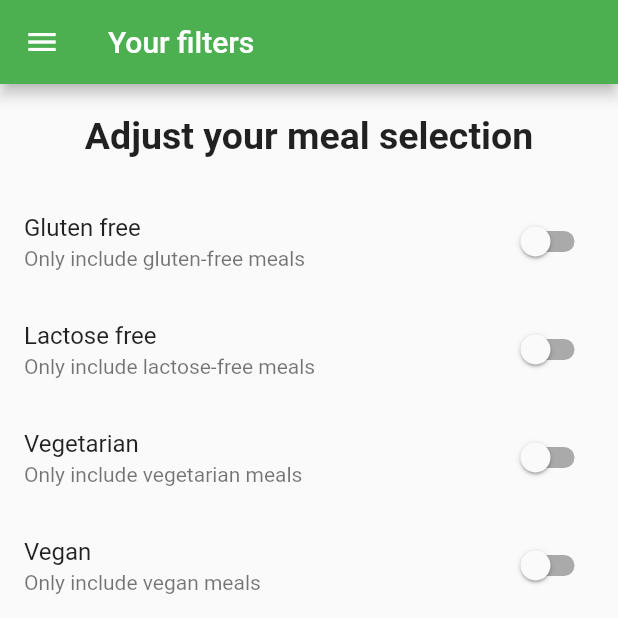
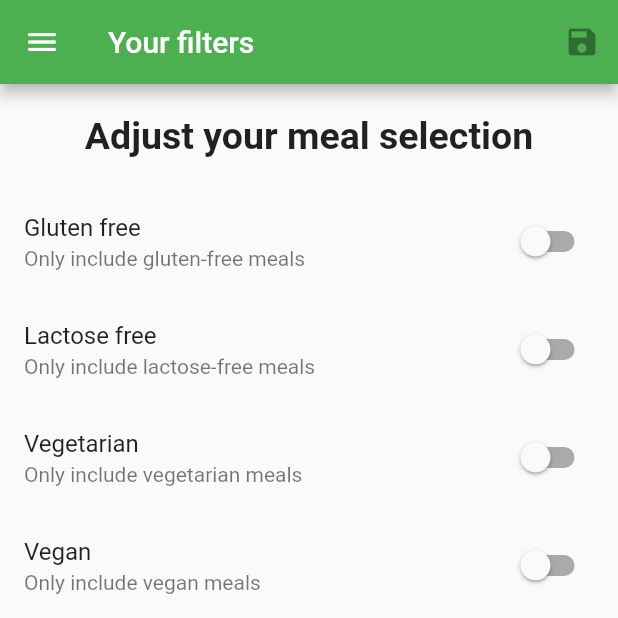
Before and after one commit to muhammedshihabvk/mealsapp, a Flutter app: the FilterScreen screen opened by its route, on a phone screen of 412 x 824 dp, the top half of it. Run offline on Flutter 3.47's test engine with Material 2 defaults, Android fonts, the phone set to English and light mode, and no system bars; network calls fail.

Commit message:
added favorites meals in favorite screen

```diff
--- a/lib/main.dart
+++ b/lib/main.dart
@@ -3,6 +3,7 @@ import 'package:mealsapp/screens/categories_screen.dart';
 import 'package:mealsapp/screens/category_Meal_Screen.dart';
 import 'package:mealsapp/screens/filter_screen.dart';
 import 'package:mealsapp/screens/tabs_screen.dart';
+
 
 void main() {
   runApp(MyApp());
@@ -16,6 +17,8 @@ class MyApp extends StatefulWidget {
 
 class _MyAppState extends State<MyApp> {
   // List<Meal> _availableMeals = DUMMY_MEALS;
+
+  List<String> favorateMeals = ["m1","m3","m5","m5"];
 
   // Map<String, bool> _filters = {
   //   'gluten': false,
@@ -36,6 +39,20 @@ class _MyAppState extends State<MyApp> {
   //     ).toList();
   //   });
   // }
+  //
+  // void _toggleFavorate(String mealId){
+  //   final existingIndex = favorateMeals.indexWhere((meal) => meal == mealId );
+  //     if (existingIndex <=0){
+  //       setState(() {
+  //         favorateMeals.removeAt(existingIndex);
+  //       });
+  //     }else{
+  //       setState(() {
+  //         favorateMeals.add(mealId);
+  //         DUMMY_MEALS.firstWhere((meal) => meal.id == mealId);
+  //       });
+  //       }
+  // }
 
   @override
   Widget build(BuildContext context) {
@@ -46,7 +63,7 @@ class _MyAppState extends State<MyApp> {
       ),
       initialRoute: '/',
       routes: {
-        '/': (context) => TabScreen(),
+        '/': (context) => TabScreen(favorateMeals: favorateMeals,),
         CategoryMealScreen.routeName: (context) => CategoryMealScreen(),
         CategoriesScreen.routeName: (context) => CategoriesScreen(),
         FilterScreen.routeName: (context) => FilterScreen(),
--- a/lib/screens/filter_screen.dart
+++ b/lib/screens/filter_screen.dart
@@ -4,6 +4,9 @@ import 'package:mealsapp/custom%20widgets/mainDrawer.dart';
 class FilterScreen extends StatefulWidget {
   static const routeName = '/filterScreen';
 
+  final Function saveFilters;
+
+  FilterScreen({this.saveFilters});
 
   @override
   _FilterScreenState createState() => _FilterScreenState();
@@ -32,7 +35,9 @@ class _FilterScreenState extends State<FilterScreen> {
   Widget build(BuildContext context) {
     return Scaffold(
       appBar: AppBar(
-        title: Text("Your filters")),
+        title: Text("Your filters"),
+        actions: [IconButton(icon: Icon(Icons.save), onPressed: widget.saveFilters)]
+      ),
       drawer: MainDrawer(),
       body: Column(
         children: [
```
Also changed, not shown: lib/screens/favorites_screen.dart (+19 -1 lines), lib/screens/tabs_screen.dart (+15 -4 lines).
